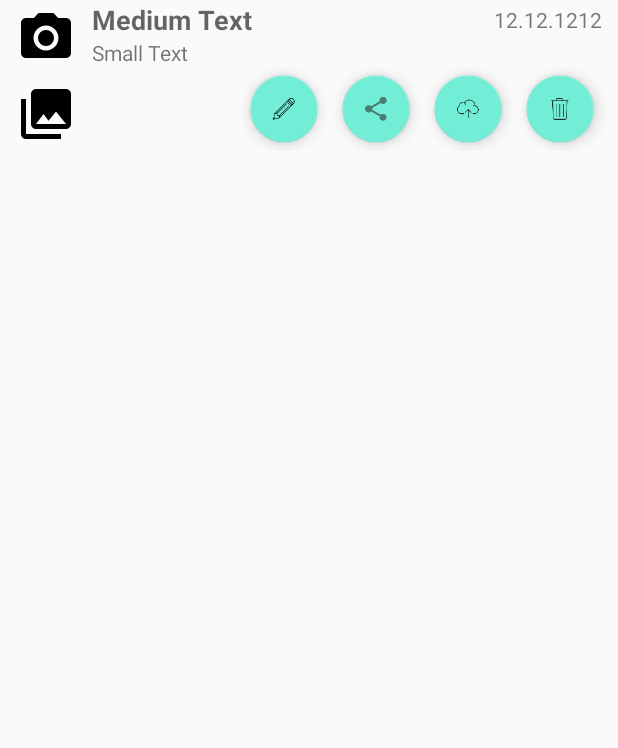
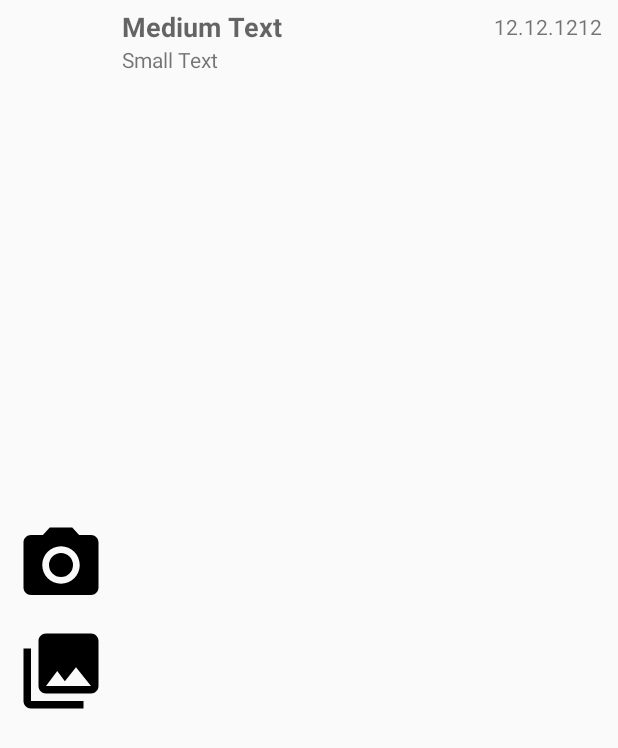
Before and after one commit to develkd/epic, an Android app: the layout custom_position_list_item.xml on its own in the app's theme, with its tools: preview values and no code run, on a phone screen of 412 x 824 dp. Shown: the top 748 px of the screen. Run offline under Robolectric (Android 15) with nearby library versions, the phone set to English and light mode, and no system bars.

```diff
--- a/app/src/main/res/layout/custom_position_list_item.xml
+++ b/app/src/main/res/layout/custom_position_list_item.xml
@@ -1,12 +1,18 @@
 <?xml version="1.0" encoding="utf-8"?>
-<LinearLayout xmlns:android="http://schemas.android.com/apk/res/android"
+<RelativeLayout xmlns:android="http://schemas.android.com/apk/res/android"
     xmlns:app="http://schemas.android.com/apk/res-auto"
     xmlns:tools="http://schemas.android.com/tools"
     android:layout_width="match_parent"
-    android:layout_height="wrap_content"
+    android:layout_height="match_parent"
+    android:layout_gravity="center_vertical"
     android:divider="@color/colorAccent"
     android:dividerPadding="1dp"
-    android:gravity="center_vertical"
+    android:orientation="horizontal">
+
+    <LinearLayout
+        android:layout_width="match_parent"
+        android:layout_height="match_parent"
+        android:layout_gravity="top"
         android:orientation="horizontal">
 
         <LinearLayout
@@ -19,15 +25,15 @@
 
             <ImageView
                 android:id="@+id/custom_pic"
-            android:layout_width="40dp"
-            android:layout_height="40dp"
+                android:layout_width="60dp"
+                android:layout_height="60dp"
                 android:layout_margin="5dp"
                 app:srcCompat="@drawable/ic_menu_camera" />
 
             <ImageView
                 android:id="@+id/custom_map"
-            android:layout_width="40dp"
-            android:layout_height="40dp"
+                android:layout_width="60dp"
+                android:layout_height="60dp"
                 android:layout_margin="5dp"
                 app:srcCompat="@drawable/ic_menu_gallery" />
         </LinearLayout>
@@ -36,8 +42,7 @@
             android:layout_width="match_parent"
             android:layout_height="match_parent"
             android:layout_gravity="top"
-        android:layout_marginLeft="5dp"
-        android:layout_marginRight="5dp"
+            android:layout_margin="5dp"
             android:gravity="center_vertical"
             android:orientation="vertical">
 
@@ -65,6 +70,11 @@
                     android:textAppearance="@style/TextAppearance.AppCompat.Small"
                     android:verticalScrollbarPosition="right" />
             </LinearLayout>
+            <LinearLayout
+                android:layout_width="match_parent"
+                android:layout_height="match_parent"
+                android:layout_gravity="top"
+                android:orientation="horizontal">
 
             <TextView
                 android:id="@+id/description"
@@ -72,57 +82,7 @@
                 android:layout_height="wrap_content"
                 android:text="Small Text"
                 android:textAppearance="@style/TextAppearance.AppCompat.Small" />
-
-        <LinearLayout
-            android:layout_width="wrap_content"
-            android:layout_height="wrap_content"
-            android:layout_gravity="bottom|end"
-            android:orientation="horizontal">
-
-            <android.support.design.widget.FloatingActionButton
-                android:id="@+id/item_edit_task"
-                android:layout_width="wrap_content"
-                android:layout_height="wrap_content"
-                android:layout_marginRight="5dp"
-                android:clickable="true"
-                android:scaleX="0.8"
-                android:scaleY="0.8"
-                app:rippleColor="@android:color/transparent"
-                app:srcCompat="@drawable/ic_edit" />
-
-            <android.support.design.widget.FloatingActionButton
-                android:id="@+id/item_share_task"
-                android:layout_width="wrap_content"
-                android:layout_height="wrap_content"
-                android:layout_marginRight="5dp"
-                android:clickable="true"
-                android:scaleX="0.8"
-                android:scaleY="0.8"
-                app:rippleColor="@android:color/transparent"
-                app:srcCompat="@drawable/ic_share" />
-
-            <android.support.design.widget.FloatingActionButton
-                android:id="@+id/item_synch_task"
-                android:layout_width="wrap_content"
-                android:layout_height="wrap_content"
-                android:layout_marginRight="5dp"
-                android:clickable="true"
-                android:scaleX="0.8"
-                android:scaleY="0.8"
-                app:rippleColor="@android:color/transparent"
-                app:srcCompat="@drawable/ic_sync" />
-
-            <android.support.design.widget.FloatingActionButton
-                android:id="@+id/item_delete_task"
-                android:layout_width="wrap_content"
-                android:layout_height="wrap_content"
-                android:layout_marginRight="5dp"
-                android:clickable="true"
-                android:scaleX="0.8"
-                android:scaleY="0.8"
-                app:rippleColor="@android:color/transparent"
-                app:srcCompat="@drawable/ic_trash" />
-
 </LinearLayout>
         </LinearLayout>
     </LinearLayout>
+</RelativeLayout>
```
Also changed, not shown: app/src/main/java/de/master/kd/epic/view/position/PositionListActivity.java (+11 -1 lines), app/src/main/res/layout/activity_position_list.xml (+84 -3 lines). Lines whose indentation alone changed are shown as unchanged.
